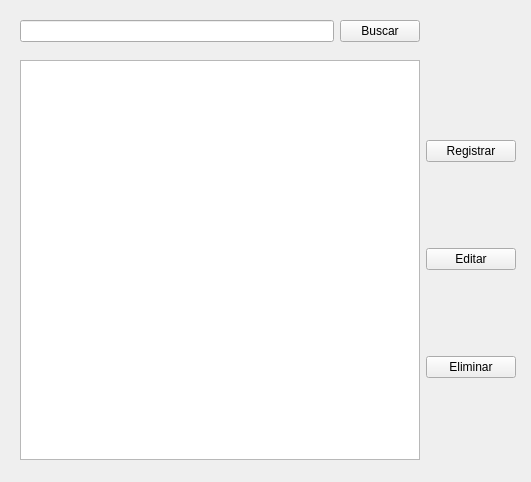
This is View/CitasForm.ui in javierocrono/Proyecto-FInal-TC-Software as Qt 5 draws it before an edit. The edited form follows.
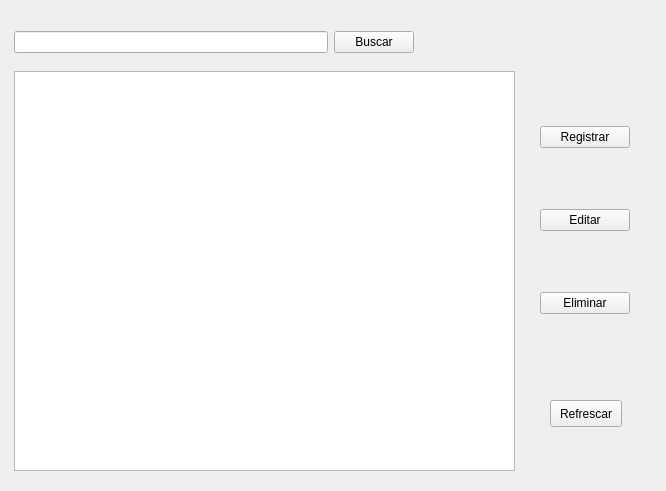
This is the edited form.

Patch:
```diff
--- a/View/CitasForm.ui
+++ b/View/CitasForm.ui
@@ -6,8 +6,8 @@
    <rect>
     <x>0</x>
     <y>0</y>
-    <width>531</width>
-    <height>482</height>
+    <width>666</width>
+    <height>491</height>
    </rect>
   </property>
   <property name="windowTitle">
@@ -16,16 +16,16 @@
   <widget class="QWidget" name="widget" native="true">
    <property name="geometry">
     <rect>
-     <x>426</x>
-     <y>60</y>
+     <x>540</x>
+     <y>71</y>
      <width>90</width>
-     <height>400</height>
+     <height>301</height>
     </rect>
    </property>
    <property name="minimumSize">
     <size>
-     <width>90</width>
-     <height>400</height>
+     <width>0</width>
+     <height>0</height>
     </size>
    </property>
    <layout class="QGridLayout" name="gridLayout">
@@ -55,8 +55,8 @@
   <widget class="QWidget" name="widget_2" native="true">
    <property name="geometry">
     <rect>
-     <x>20</x>
-     <y>9</y>
+     <x>14</x>
+     <y>20</y>
      <width>400</width>
      <height>45</height>
     </rect>
@@ -83,9 +83,9 @@
   <widget class="QTableView" name="tblview_citas">
    <property name="geometry">
     <rect>
-     <x>20</x>
-     <y>60</y>
-     <width>400</width>
+     <x>14</x>
+     <y>71</y>
+     <width>501</width>
      <height>400</height>
     </rect>
    </property>
@@ -96,6 +96,19 @@
     </size>
    </property>
   </widget>
+  <widget class="QPushButton" name="btn_refrescar">
+   <property name="geometry">
+    <rect>
+     <x>550</x>
+     <y>400</y>
+     <width>72</width>
+     <height>27</height>
+    </rect>
+   </property>
+   <property name="text">
+    <string>Refrescar</string>
+   </property>
+  </widget>
  </widget>
  <resources/>
  <connections/>
```
